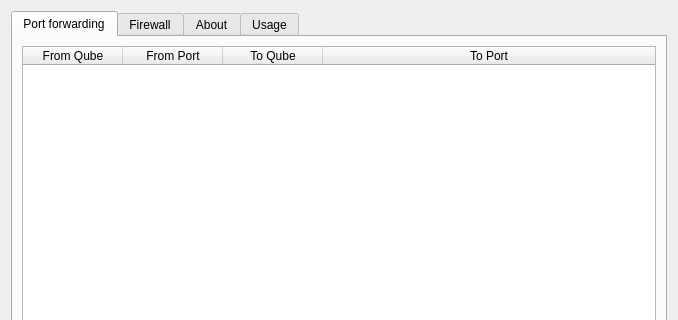
Old version of the form ui/index.ui in the repository dismantl/qubes-forward-gui; both pictures show x 0 to 678 and y 0 to 320 of the 678 by 486 pixel window.
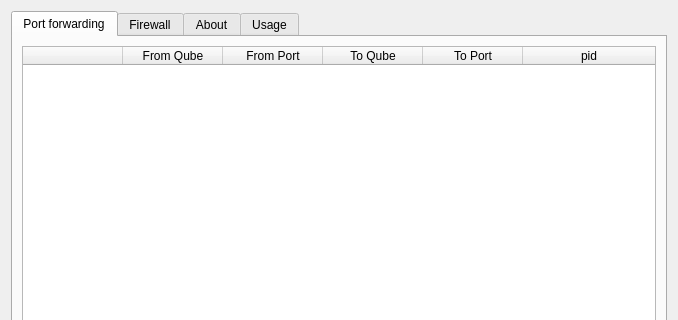
New version of the form.

The edit to the form file:
```diff
--- a/ui/index.ui
+++ b/ui/index.ui
@@ -58,9 +58,29 @@
            <property name="sortingEnabled">
             <bool>true</bool>
            </property>
+           <attribute name="horizontalHeaderVisible">
+            <bool>true</bool>
+           </attribute>
+           <attribute name="horizontalHeaderCascadingSectionResizes">
+            <bool>true</bool>
+           </attribute>
+           <attribute name="horizontalHeaderMinimumSectionSize">
+            <number>10</number>
+           </attribute>
+           <attribute name="horizontalHeaderDefaultSectionSize">
+            <number>100</number>
+           </attribute>
+           <attribute name="horizontalHeaderHighlightSections">
+            <bool>true</bool>
+           </attribute>
            <attribute name="horizontalHeaderStretchLastSection">
             <bool>true</bool>
            </attribute>
+           <column>
+            <property name="text">
+             <string> </string>
+            </property>
+           </column>
            <column>
             <property name="text">
              <string>From Qube</string>
@@ -81,6 +101,11 @@
              <string>To Port</string>
             </property>
            </column>
+           <column>
+            <property name="text">
+             <string>pid</string>
+            </property>
+           </column>
           </widget>
          </item>
          <item>
```
Left out of the diff: 12 changed lines with no effect on the pictures.
